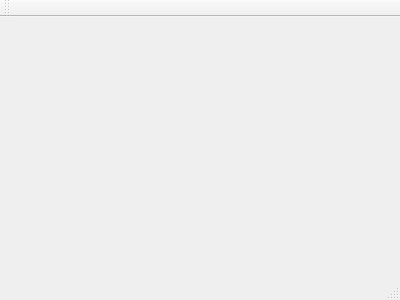
This is mainwindow.ui in NikEfth/PPDD as Qt 5 draws it before an edit. The edited form follows.
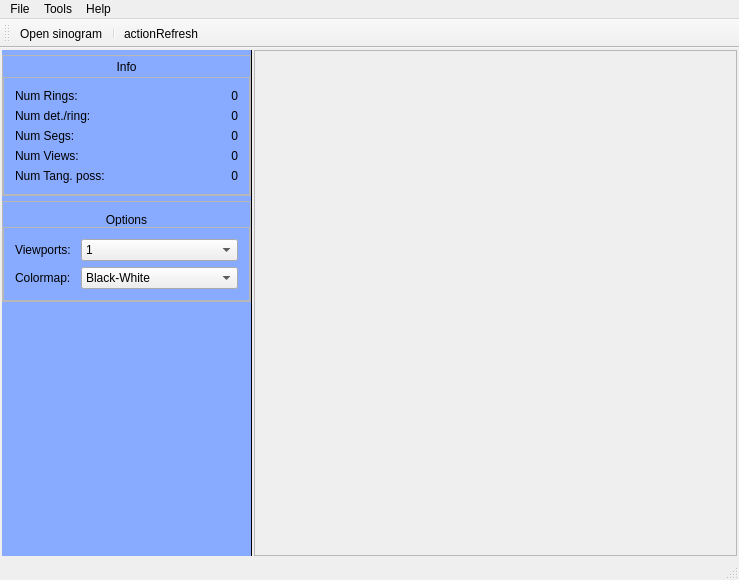
This is the edited form. Icons and pictures are not drawn.

What changed in the file:
```diff
--- a/mainwindow.ui
+++ b/mainwindow.ui
@@ -1,24 +1,530 @@
 <ui version="4.0">
  <class>MainWindow</class>
- <widget class="QMainWindow" name="MainWindow" >
-  <property name="geometry" >
+ <widget class="QMainWindow" name="MainWindow">
+  <property name="geometry">
    <rect>
     <x>0</x>
     <y>0</y>
-    <width>400</width>
-    <height>300</height>
+    <width>739</width>
+    <height>580</height>
    </rect>
   </property>
-  <property name="windowTitle" >
-   <string>MainWindow</string>
+  <property name="sizePolicy">
+   <sizepolicy hsizetype="Fixed" vsizetype="Fixed">
+    <horstretch>0</horstretch>
+    <verstretch>0</verstretch>
+   </sizepolicy>
   </property>
-  <widget class="QMenuBar" name="menuBar" />
-  <widget class="QToolBar" name="mainToolBar" />
-  <widget class="QWidget" name="centralWidget" />
-  <widget class="QStatusBar" name="statusBar" />
+  <property name="windowTitle">
+   <string>Sinogram Viewer</string>
+  </property>
+  <widget class="QWidget" name="centralWidget">
+   <layout class="QHBoxLayout" name="horizontalLayout">
+    <property name="spacing">
+     <number>2</number>
+    </property>
+    <property name="leftMargin">
+     <number>2</number>
+    </property>
+    <property name="topMargin">
+     <number>2</number>
+    </property>
+    <property name="rightMargin">
+     <number>2</number>
+    </property>
+    <property name="bottomMargin">
+     <number>2</number>
+    </property>
+    <item>
+     <widget class="QFrame" name="sidebarFrame">
+      <property name="maximumSize">
+       <size>
+        <width>250</width>
+        <height>16777215</height>
+       </size>
+      </property>
+      <property name="styleSheet">
+       <string notr="true">#sidebarFrame {
+background: #8af;
+border: none;
+border-right: 1px solid black;
+}</string>
+      </property>
+      <property name="frameShape">
+       <enum>QFrame::StyledPanel</enum>
+      </property>
+      <property name="frameShadow">
+       <enum>QFrame::Raised</enum>
+      </property>
+      <layout class="QVBoxLayout" name="verticalLayout_2">
+       <property name="spacing">
+        <number>5</number>
+       </property>
+       <property name="leftMargin">
+        <number>0</number>
+       </property>
+       <property name="topMargin">
+        <number>5</number>
+       </property>
+       <property name="rightMargin">
+        <number>0</number>
+       </property>
+       <property name="bottomMargin">
+        <number>0</number>
+       </property>
+       <item>
+        <widget class="QFrame" name="frame">
+         <property name="styleSheet">
+          <string notr="true">QFrame.SidebarFrame {
+border-top-left-radius: 10px;
+border-top-right-radius: 10px;
+border: 1px solid black;
+background: qlineargradient(x1: 0, y1: 0, x2: 0, y2: 1,
+stop: 0 #56a, stop: 0.1 #016);
+}</string>
+         </property>
+         <property name="frameShape">
+          <enum>QFrame::StyledPanel</enum>
+         </property>
+         <property name="frameShadow">
+          <enum>QFrame::Raised</enum>
+         </property>
+         <property name="class" stdset="0">
+          <string>SidebarFrame</string>
+         </property>
+         <layout class="QVBoxLayout" name="verticalLayout">
+          <property name="spacing">
+           <number>5</number>
+          </property>
+          <property name="leftMargin">
+           <number>0</number>
+          </property>
+          <property name="topMargin">
+           <number>5</number>
+          </property>
+          <property name="rightMargin">
+           <number>0</number>
+          </property>
+          <property name="bottomMargin">
+           <number>0</number>
+          </property>
+          <item>
+           <widget class="QLabel" name="label">
+            <property name="maximumSize">
+             <size>
+              <width>16777215</width>
+              <height>11</height>
+             </size>
+            </property>
+            <property name="styleSheet">
+             <string notr="true">QFrame.SidebarFrame QLabel {
+color: white;
+font-weight: bold;
+}</string>
+            </property>
+            <property name="text">
+             <string>Info</string>
+            </property>
+            <property name="alignment">
+             <set>Qt::AlignCenter</set>
+            </property>
+           </widget>
+          </item>
+          <item>
+           <widget class="QFrame" name="frame_3">
+            <property name="styleSheet">
+             <string notr="true">QFrame.SidebarInnerFrame {
+background: white;
+border: none;
+border-top: 1px solid black;
+}</string>
+            </property>
+            <property name="frameShape">
+             <enum>QFrame::StyledPanel</enum>
+            </property>
+            <property name="frameShadow">
+             <enum>QFrame::Raised</enum>
+            </property>
+            <property name="class" stdset="0">
+             <string>SidebarInnerFrame</string>
+            </property>
+            <layout class="QFormLayout" name="formLayout">
+             <item row="0" column="0">
+              <widget class="QLabel" name="label_2">
+               <property name="text">
+                <string>Num Rings:</string>
+               </property>
+              </widget>
+             </item>
+             <item row="0" column="1">
+              <widget class="QLabel" name="lbl_nrings">
+               <property name="text">
+                <string>0</string>
+               </property>
+               <property name="alignment">
+                <set>Qt::AlignRight|Qt::AlignTrailing|Qt::AlignVCenter</set>
+               </property>
+              </widget>
+             </item>
+             <item row="1" column="0">
+              <widget class="QLabel" name="label_4">
+               <property name="text">
+                <string>Num det./ring:</string>
+               </property>
+              </widget>
+             </item>
+             <item row="2" column="0">
+              <widget class="QLabel" name="label_5">
+               <property name="text">
+                <string>Num Segs:</string>
+               </property>
+              </widget>
+             </item>
+             <item row="3" column="0">
+              <widget class="QLabel" name="label_6">
+               <property name="text">
+                <string>Num Views:</string>
+               </property>
+              </widget>
+             </item>
+             <item row="4" column="0">
+              <widget class="QLabel" name="label_7">
+               <property name="text">
+                <string>Num Tang. poss:</string>
+               </property>
+              </widget>
+             </item>
+             <item row="1" column="1">
+              <widget class="QLabel" name="lbl_ndets">
+               <property name="text">
+                <string>0</string>
+               </property>
+               <property name="alignment">
+                <set>Qt::AlignRight|Qt::AlignTrailing|Qt::AlignVCenter</set>
+               </property>
+              </widget>
+             </item>
+             <item row="2" column="1">
+              <widget class="QLabel" name="lbl_nsegs">
+               <property name="text">
+                <string>0</string>
+               </property>
+               <property name="alignment">
+                <set>Qt::AlignRight|Qt::AlignTrailing|Qt::AlignVCenter</set>
+               </property>
+              </widget>
+             </item>
+             <item row="3" column="1">
+              <widget class="QLabel" name="lbl_nviews">
+               <property name="text">
+                <string>0</string>
+               </property>
+               <property name="alignment">
+                <set>Qt::AlignRight|Qt::AlignTrailing|Qt::AlignVCenter</set>
+               </property>
+              </widget>
+             </item>
+             <item row="4" column="1">
+              <widget class="QLabel" name="lbl_ntangposs">
+               <property name="text">
+                <string>0</string>
+               </property>
+               <property name="alignment">
+                <set>Qt::AlignRight|Qt::AlignTrailing|Qt::AlignVCenter</set>
+               </property>
+              </widget>
+             </item>
+            </layout>
+           </widget>
+          </item>
+         </layout>
+        </widget>
+       </item>
+       <item>
+        <widget class="QFrame" name="frame_2">
+         <property name="styleSheet">
+          <string notr="true">QFrame.SidebarFrame {
+border-top-left-radius: 10px;
+border-top-right-radius: 10px;
+border: 1px solid black;
+background: qlineargradient(x1: 0, y1: 0, x2: 0, y2: 1,
+stop: 0 #56a, stop: 0.1 #016);
+}</string>
+         </property>
+         <property name="frameShape">
+          <enum>QFrame::StyledPanel</enum>
+         </property>
+         <property name="frameShadow">
+          <enum>QFrame::Raised</enum>
+         </property>
+         <property name="class" stdset="0">
+          <string>SidebarFrame</string>
+         </property>
+         <layout class="QVBoxLayout" name="verticalLayout_3">
+          <property name="spacing">
+           <number>1</number>
+          </property>
+          <property name="leftMargin">
+           <number>0</number>
+          </property>
+          <property name="rightMargin">
+           <number>0</number>
+          </property>
+          <property name="bottomMargin">
+           <number>0</number>
+          </property>
+          <item>
+           <widget class="QLabel" name="label_3">
+            <property name="maximumSize">
+             <size>
+              <width>16777215</width>
+              <height>13</height>
+             </size>
+            </property>
+            <property name="styleSheet">
+             <string notr="true">QFrame.SidebarFrame QLabel {
+color: white;
+font-weight: bold;
+}</string>
+            </property>
+            <property name="text">
+             <string>Options</string>
+            </property>
+            <property name="alignment">
+             <set>Qt::AlignCenter</set>
+            </property>
+           </widget>
+          </item>
+          <item>
+           <widget class="QFrame" name="frame_4">
+            <property name="styleSheet">
+             <string notr="true">QFrame.SidebarInnerFrame {
+background: white;
+border: none;
+border-top: 1px solid black;
+}</string>
+            </property>
+            <property name="frameShape">
+             <enum>QFrame::StyledPanel</enum>
+            </property>
+            <property name="frameShadow">
+             <enum>QFrame::Raised</enum>
+            </property>
+            <property name="class" stdset="0">
+             <string>SidebarInnerFrame</string>
+            </property>
+            <layout class="QFormLayout" name="formLayout_2">
+             <item row="0" column="0">
+              <widget class="QLabel" name="label_8">
+               <property name="text">
+                <string>Viewports: </string>
+               </property>
+              </widget>
+             </item>
+             <item row="0" column="1">
+              <widget class="QComboBox" name="cmb_num_viewports">
+               <property name="sizeAdjustPolicy">
+                <enum>QComboBox::AdjustToContents</enum>
+               </property>
+               <item>
+                <property name="text">
+                 <string>1</string>
+                </property>
+               </item>
+               <item>
+                <property name="text">
+                 <string>2</string>
+                </property>
+               </item>
+               <item>
+                <property name="text">
+                 <string>4</string>
+                </property>
+               </item>
+               <item>
+                <property name="text">
+                 <string extracomment="Viewports">6</string>
+                </property>
+               </item>
+              </widget>
+             </item>
+             <item row="1" column="1">
+              <widget class="QComboBox" name="cmb_colormap">
+               <item>
+                <property name="text">
+                 <string>Black-White</string>
+                </property>
+               </item>
+               <item>
+                <property name="text">
+                 <string>White-Black</string>
+                </property>
+               </item>
+               <item>
+                <property name="text">
+                 <string>Jet</string>
+                </property>
+               </item>
+               <item>
+                <property name="text">
+                 <string>QWT</string>
+                </property>
+               </item>
+              </widget>
+             </item>
+             <item row="1" column="0">
+              <widget class="QLabel" name="label_9">
+               <property name="text">
+                <string>Colormap: </string>
+               </property>
+              </widget>
+             </item>
+            </layout>
+           </widget>
+          </item>
+         </layout>
+        </widget>
+       </item>
+       <item>
+        <spacer name="verticalSpacer">
+         <property name="orientation">
+          <enum>Qt::Vertical</enum>
+         </property>
+         <property name="sizeHint" stdset="0">
+          <size>
+           <width>20</width>
+           <height>317</height>
+          </size>
+         </property>
+        </spacer>
+       </item>
+      </layout>
+     </widget>
+    </item>
+    <item>
+     <widget class="QFrame" name="mainFrame">
+      <property name="frameShape">
+       <enum>QFrame::StyledPanel</enum>
+      </property>
+      <property name="frameShadow">
+       <enum>QFrame::Raised</enum>
+      </property>
+      <layout class="QHBoxLayout" name="horizontalLayout_3">
+       <item>
+        <layout class="QHBoxLayout" name="mainFrame_layout"/>
+       </item>
+      </layout>
+     </widget>
+    </item>
+   </layout>
+  </widget>
+  <widget class="QMenuBar" name="menuBar">
+   <property name="geometry">
+    <rect>
+     <x>0</x>
+     <y>0</y>
+     <width>739</width>
+     <height>25</height>
+    </rect>
+   </property>
+   <widget class="QMenu" name="menuFile">
+    <property name="title">
+     <string>File</string>
+    </property>
+    <addaction name="separator"/>
+    <addaction name="actionOpen_sinogram"/>
+    <addaction name="actionExit"/>
+   </widget>
+   <widget class="QMenu" name="menuHelp">
+    <property name="title">
+     <string>Help</string>
+    </property>
+    <addaction name="actionAbout"/>
+   </widget>
+   <widget class="QMenu" name="menuTools">
+    <property name="title">
+     <string>Tools</string>
+    </property>
+    <addaction name="actionContrast"/>
+   </widget>
+   <addaction name="menuFile"/>
+   <addaction name="menuTools"/>
+   <addaction name="menuHelp"/>
+  </widget>
+  <widget class="QToolBar" name="mainToolBar">
+   <attribute name="toolBarArea">
+    <enum>TopToolBarArea</enum>
+   </attribute>
+   <attribute name="toolBarBreak">
+    <bool>false</bool>
+   </attribute>
+   <addaction name="actionOpen_sinogram"/>
+   <addaction name="separator"/>
+   <addaction name="actionactionRefresh"/>
+  </widget>
+  <widget class="QStatusBar" name="statusBar"/>
+  <action name="actionOpen_sinogram">
+   <property name="icon">
+    <iconset theme="document-open">
+     <normaloff>.</normaloff>.</iconset>
+   </property>
+   <property name="text">
+    <string>Open sinogram</string>
+   </property>
+  </action>
+  <action name="actionAbout">
+   <property name="icon">
+    <iconset resource="resources.qrc">
+     <normaloff>:/icons/resources/icons8-microbeam-radiation-therapy-30.png</normaloff>:/icons/resources/icons8-microbeam-radiation-therapy-30.png</iconset>
+   </property>
+   <property name="text">
+    <string>About</string>
+   </property>
+  </action>
+  <action name="actionExit">
+   <property name="icon">
+    <iconset theme="application-exit">
+     <normaloff>.</normaloff>.</iconset>
+   </property>
+   <property name="text">
+    <string>Exit</string>
+   </property>
+  </action>
+  <action name="actionactionRefresh">
+   <property name="icon">
+    <iconset theme="view-refresh">
+     <normaloff>.</normaloff>.</iconset>
+   </property>
+   <property name="text">
+    <string>actionRefresh</string>
+   </property>
+  </action>
+  <action name="actionContrast">
+   <property name="text">
+    <string>Contrast</string>
+   </property>
+  </action>
  </widget>
- <layoutDefault spacing="6" margin="11" />
- <pixmapfunction></pixmapfunction>
- <resources/>
- <connections/>
+ <layoutdefault spacing="6" margin="11"/>
+ <resources>
+  <include location="resources.qrc"/>
+ </resources>
+ <connections>
+  <connection>
+   <sender>actionExit</sender>
+   <signal>triggered()</signal>
+   <receiver>MainWindow</receiver>
+   <slot>close()</slot>
+   <hints>
+    <hint type="sourcelabel">
+     <x>-1</x>
+     <y>-1</y>
+    </hint>
+    <hint type="destinationlabel">
+     <x>199</x>
+     <y>149</y>
+    </hint>
+   </hints>
+  </connection>
+ </connections>
 </ui>
```
Left out of the diff: 1 changed line with no effect on the pictures.
